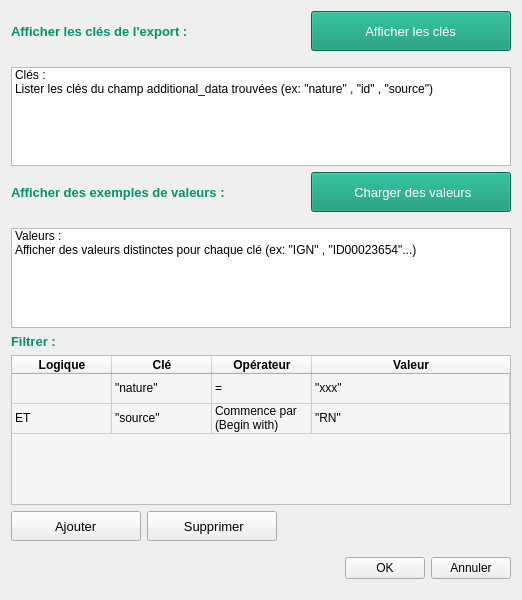
Old version of the form ui/additional_data_filter.ui in the repository PnX-SI/GeoNature-GIS.
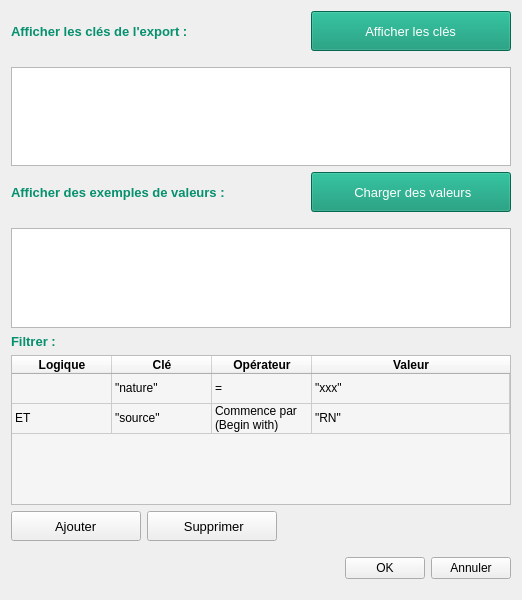
New version of the form. Icons and pictures are not drawn.

What changed in the file:
```diff
--- a/ui/additional_data_filter.ui
+++ b/ui/additional_data_filter.ui
@@ -84,25 +84,15 @@
    </item>
    <item>
     <widget class="QListWidget" name="lw_keys">
-     <property name="modelColumn">
-      <number>0</number>
+     <property name="alternatingRowColors">
+      <bool>true</bool>
      </property>
-     <property name="currentRow">
-      <number>-1</number>
+     <property name="selectionMode">
+      <enum>QAbstractItemView::MultiSelection</enum>
      </property>
      <property name="sortingEnabled">
-      <bool>false</bool>
+      <bool>true</bool>
      </property>
-     <item>
-      <property name="text">
-       <string>Clés :</string>
-      </property>
-     </item>
-     <item>
-      <property name="text">
-       <string>Lister les clés du champ additional_data trouvées (ex: &quot;nature&quot; , &quot;id&quot; , &quot;source&quot;)</string>
-      </property>
-     </item>
     </widget>
    </item>
    <item>
@@ -174,18 +164,7 @@
     </layout>
    </item>
    <item>
-    <widget class="QListWidget" name="lw_values">
-     <item>
-      <property name="text">
-       <string>Valeurs :</string>
-      </property>
-     </item>
-     <item>
-      <property name="text">
-       <string>Afficher des valeurs distinctes pour chaque clé (ex: &quot;IGN&quot; , &quot;ID00023654&quot;...)</string>
-      </property>
-     </item>
-    </widget>
+    <widget class="QListWidget" name="lw_values"/>
    </item>
    <item>
     <widget class="QLabel" name="lbl_filter">
```
Left out of the diff: 3 changed lines with no effect on the pictures.
